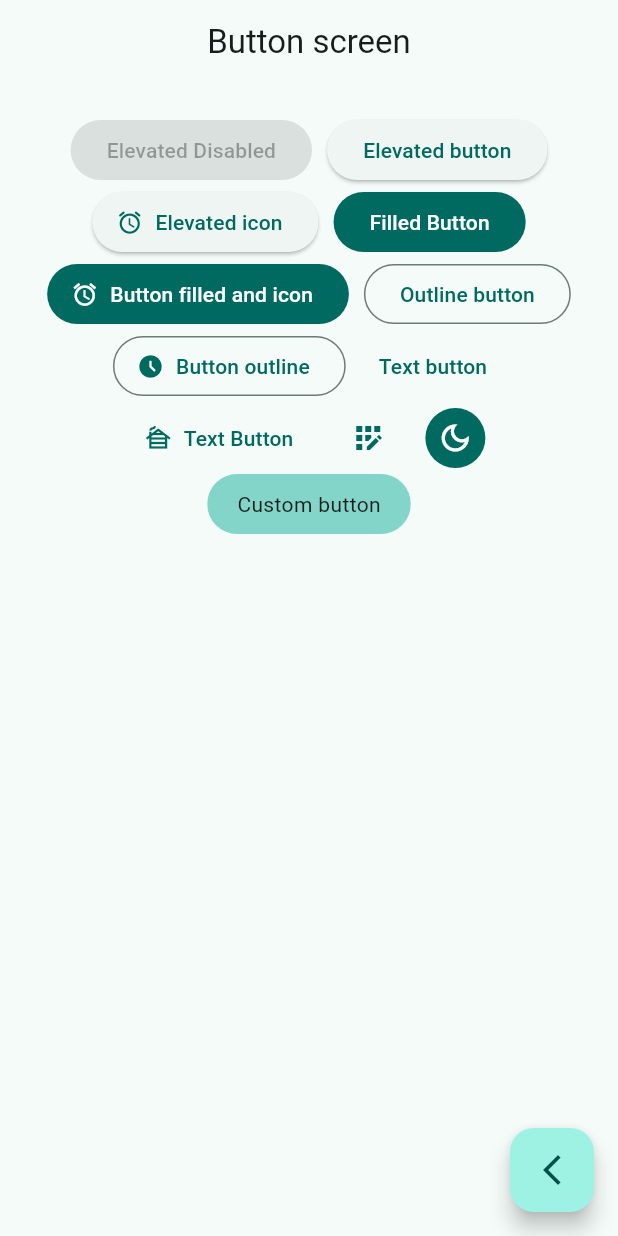
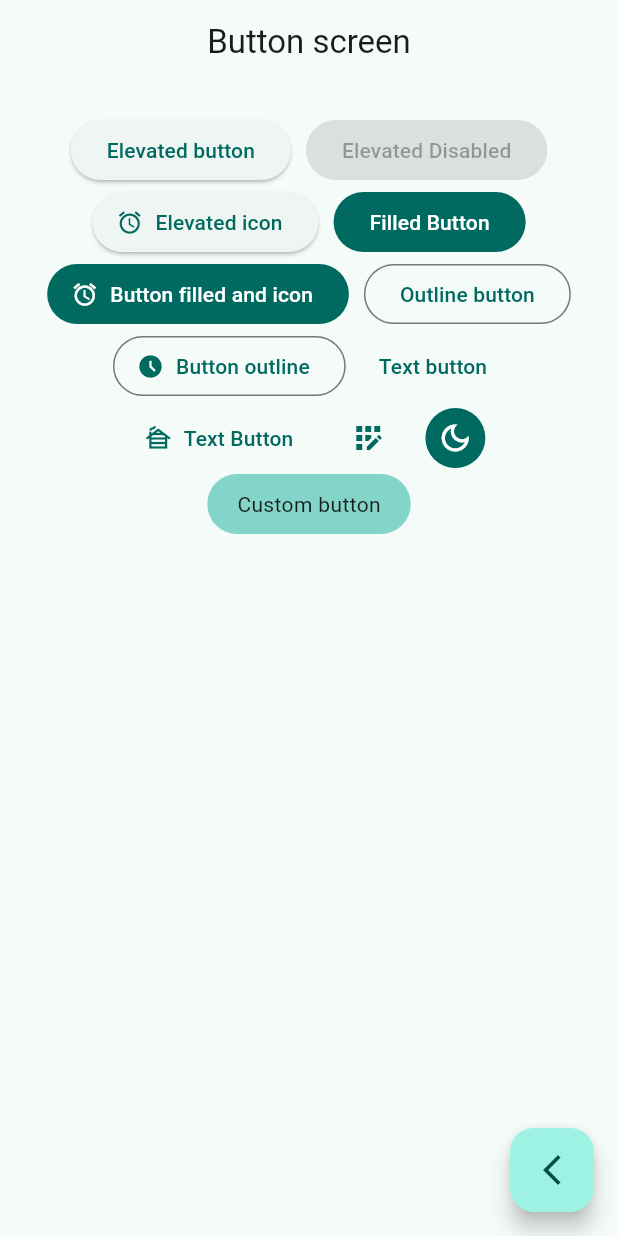
Before and after one commit to richard-allcca/Flutter-Widgets, a Flutter app: the ButtonScreen screen opened by its route, on a phone screen of 412 x 824 dp. Run offline on Flutter 3.47's test engine with Material 3 defaults, Android fonts, the phone set to English and light mode, and no system bars; our stand-ins replace animate_do, dio, flutter_riverpod, go_router, video_player.

Commit message:
format screens buttons and cards

```diff
--- a/lib/presentation/screens/buttons/buttons_screen.dart
+++ b/lib/presentation/screens/buttons/buttons_screen.dart
@@ -33,19 +33,22 @@ class _ButtonsView extends StatelessWidget {
 
     final colors = Theme.of(context).colorScheme;
 
-    return SizedBox(
-      width: double.infinity,
+    return SizedBox( // Contenedor
+      width: double.infinity,// Para ocupar todo el width del dispositivo (cuidado)
       child: Padding(
         padding: const EdgeInsets.symmetric(horizontal: 30, vertical: 20),
         child: Wrap(
           spacing: 10,
           alignment: WrapAlignment.center,
           children: [
-            const ElevatedButton(onPressed: null, child: Text('Elevated Disabled')),
 
             // Button normal
             ElevatedButton(onPressed: (){}, child: const Text('Elevated button')),
 
+            // Button deactivated
+            const ElevatedButton(onPressed: null, child: Text('Elevated Disabled')),
+
+            // Button with icon
             ElevatedButton.icon(
               onPressed: (){},
               icon: const Icon(Icons.access_alarm_rounded),
@@ -55,6 +58,7 @@ class _ButtonsView extends StatelessWidget {
             // Button with fill
             FilledButton(onPressed: (){}, child: const Text('Filled Button')),
 
+            // Button with filled and icon
             FilledButton.icon(
               onPressed: (){},
               icon: const Icon(Icons.access_alarm_outlined),
@@ -64,6 +68,7 @@ class _ButtonsView extends StatelessWidget {
             // Buttons type outline
             OutlinedButton(onPressed: (){}, child: const Text('Outline button')),
 
+            // Buttons type outline with icon
             OutlinedButton.icon(
               onPressed: (){},
               icon: const Icon(Icons.access_time_filled_outlined),
@@ -73,6 +78,7 @@ class _ButtonsView extends StatelessWidget {
             // Text button
             TextButton(onPressed: (){}, child: const Text('Text button')),
 
+            // Text button with icon
             TextButton.icon(
               onPressed: (){},
               icon: const Icon(Icons.cabin_outlined),
@@ -80,17 +86,20 @@ class _ButtonsView extends StatelessWidget {
             ),
 
             // Icon button
-            IconButton(onPressed: (){}, icon: const Icon(Icons.app_registration_outlined), style: ButtonStyle(
-              iconColor: MaterialStatePropertyAll(colors.primary)
-            )),
+            IconButton(
+                onPressed: () {},
+                icon: const Icon(Icons.app_registration_outlined),
+                style: ButtonStyle(
+                    iconColor: MaterialStatePropertyAll(colors.primary))
+            ),
+
+            // Icon button with background
             IconButton(
               onPressed: (){},
               icon: const Icon(Icons.dark_mode_outlined),
               style: ButtonStyle(
-                backgroundColor: MaterialStatePropertyAll(colors.primary), // background
-                iconColor: const MaterialStatePropertyAll(Colors.white) // texto
-              ),
-
+                backgroundColor: MaterialStatePropertyAll(colors.primary),
+                iconColor: const MaterialStatePropertyAll(Colors.white)),
             ),
 
             // Custom button
@@ -110,7 +119,7 @@ class CustomButton extends StatelessWidget {
 
     final colors = Theme.of(context).colorScheme;
 
-    return ClipRRect(
+    return ClipRRect( // Para hacer border radius al btn
       borderRadius: BorderRadius.circular(20),
       child: Material(
         color: colors.inversePrimary,
```
Also changed, not shown: lib/presentation/screens/cards/cards_screen.dart (+22 -9 lines).
